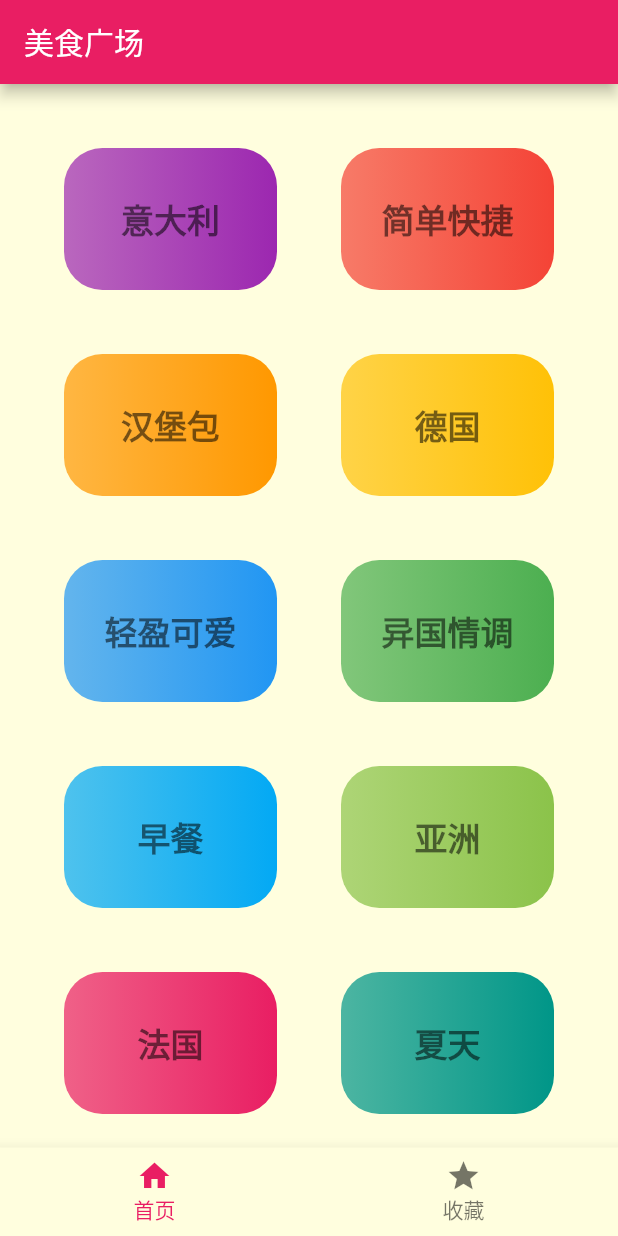
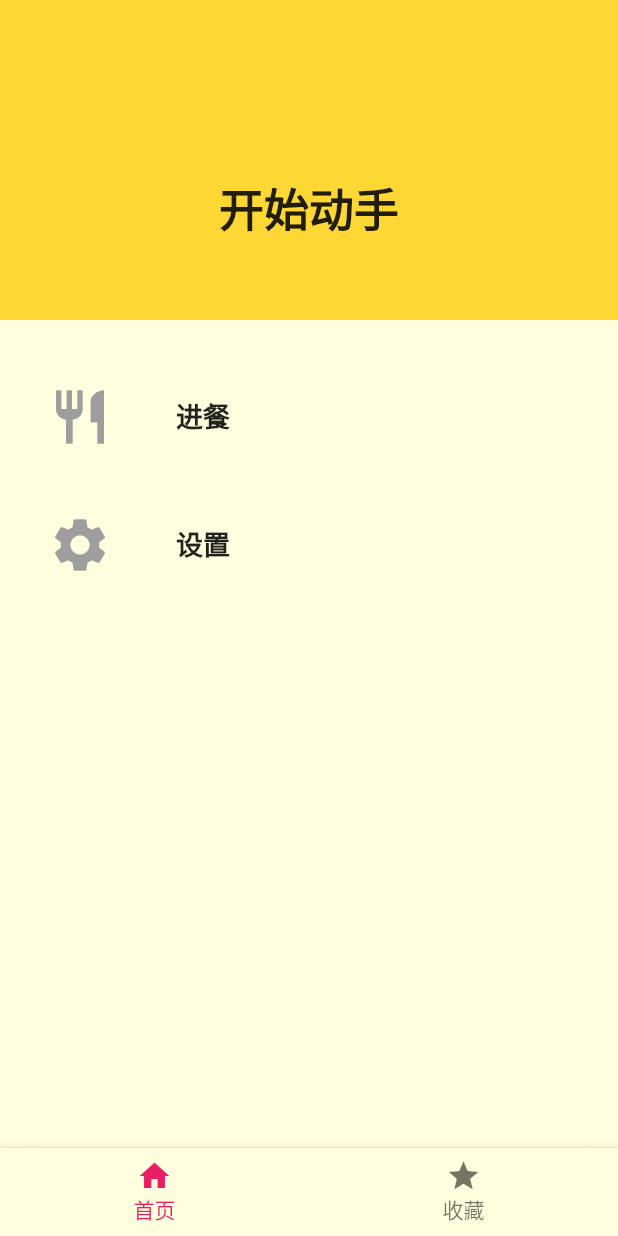
Before and after one commit to MINIProer/FavouriteCate, a Flutter app: the screen it shows after launch, with the side drawer open (before the commit the screen has no drawer), on a phone screen of 412 x 824 dp. Run offline on Flutter 3.47's test engine with Material 2 defaults, Android fonts, the phone set to English and light mode, and no system bars; our stand-ins replace dio.

Commit message:
+) 新增搭建抽屉页

```diff
--- a/favorcate/lib/ui/pages/home/home.dart
+++ b/favorcate/lib/ui/pages/home/home.dart
@@ -1,14 +1,16 @@
+import 'package:favorcate/ui/pages/home/home_app_bar.dart';
 import 'package:favorcate/ui/pages/home/home_content.dart';
 import 'package:flutter/material.dart';
+
+import 'home_drawer.dart';
 
 class JRHomeScreen extends StatelessWidget {
   @override
   Widget build(BuildContext context) {
     return Scaffold(
-      appBar: AppBar(
-        title: Text('美食广场'),
-      ),
-      body: JRHomeContent()
+      appBar: JRHomeAppBar(),
+      body: JRHomeContent(),
+      drawer: JRHomeDrawer()
     );
   }
 }
--- /dev/null
+++ b/favorcate/lib/ui/pages/home/home_app_bar.dart
@@ -0,0 +1,14 @@
+import 'package:flutter/material.dart';
+
+class JRHomeAppBar extends AppBar {
+  JRHomeAppBar() : super(
+    title: Text('美食广场'),
+    leading: Builder(builder: (ctx) {
+      return IconButton(
+          icon: Icon(Icons.build),
+          onPressed: () {
+            Scaffold.of(ctx).openDrawer();
+          });
+    })
+  );
+}
--- /dev/null
+++ b/favorcate/lib/ui/pages/home/home_drawer.dart
@@ -0,0 +1,55 @@
+import 'package:favorcate/ui/widgets/drawer_menu_item.dart';
+import 'package:flutter/material.dart';
+
+import 'package:favorcate/core/extensions/int_extension.dart';
+
+class JRHomeDrawer extends StatelessWidget {
+  @override
+  Widget build(BuildContext context) {
+    return Container(
+      width: 300.px,
+      color: Theme.of(context).canvasColor,
+      child: Drawer(
+        child: Column(
+          children: <Widget>[
+            setupTopTitleArea(),
+            setupMenuArea()
+          ],
+        ),
+      ),
+    );
+  }
+
+  Widget setupTopTitleArea() {
+    return Container(
+        width: double.infinity,
+        height: 100.px,
+        padding: EdgeInsets.only(top: 30.px),
+        color: Colors.yellow[600],
+        child: Center(
+          child: Text(
+            '开始动手',
+            style: TextStyle(fontSize: 30, fontWeight: FontWeight.bold),
+          ),
+        ));
+  }
+
+  Widget setupMenuArea() {
+    return Padding(
+      padding: EdgeInsets.fromLTRB(15.px, 20.px, 15.px, 20.px),
+      child: Column(
+        children: <Widget>[
+          JRDrawerMenuItem(
+            Icons.restaurant,
+            '进餐'
+          ),
+          SizedBox(height: 20.px),
+          JRDrawerMenuItem(
+            Icons.settings,
+            '设置'
+          )
+        ],
+      ),
+    );
+  }
+}
--- /dev/null
+++ b/favorcate/lib/ui/widgets/drawer_menu_item.dart
@@ -0,0 +1,28 @@
+import 'package:flutter/material.dart';
+
+import 'package:favorcate/core/extensions/int_extension.dart';
+
+class JRDrawerMenuItem extends StatelessWidget {
+  final IconData _iconData;
+  final String _menuTitle;
+
+  JRDrawerMenuItem(this._iconData, this._menuTitle);
+
+  @override
+  Widget build(BuildContext context) {
+    return Container(
+      width: double.infinity,
+      color: Theme.of(context).canvasColor,
+      child: Row(
+        children: <Widget>[
+          Icon(_iconData, size: 20.px, color: Colors.grey[500]),
+          SizedBox(width: 20.px),
+          Text(
+            _menuTitle,
+            style: TextStyle(fontSize: 18, fontWeight: FontWeight.bold),
+          )
+        ],
+      ),
+    );
+  }
+}
```
